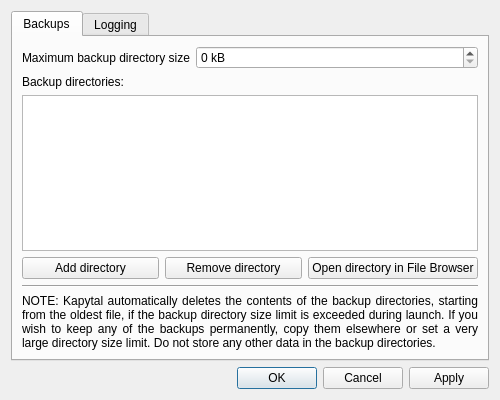
JakubFranek/Kapytal, file src/views/ui_files/forms/settings_form.ui: the form before one commit.
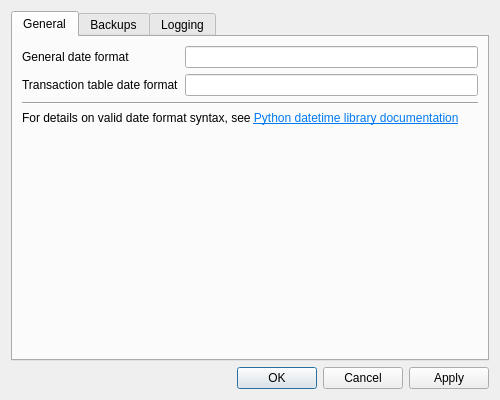
The form after the commit.

Commit message:
Add date format user settings
Add general_date_format and transaction_date_format to UserSettings.
Make default Transaction dialog time 0 hours and 0 minutes.
Refactor redundant code out of RefundTransactionDialogPresenter.

The edit to the form file:
```diff
--- a/src/views/ui_files/forms/settings_form.ui
+++ b/src/views/ui_files/forms/settings_form.ui
@@ -28,6 +28,70 @@
      <property name="currentIndex">
       <number>0</number>
      </property>
+     <widget class="QWidget" name="generalTab">
+      <attribute name="title">
+       <string>General</string>
+      </attribute>
+      <layout class="QVBoxLayout" name="verticalLayout_3">
+       <item>
+        <layout class="QFormLayout" name="formLayout">
+         <item row="0" column="0">
+          <widget class="QLabel" name="generalDateFormatLabel">
+           <property name="text">
+            <string>General date format</string>
+           </property>
+          </widget>
+         </item>
+         <item row="0" column="1">
+          <widget class="QLineEdit" name="generalDateFormatLineEdit"/>
+         </item>
+         <item row="1" column="0">
+          <widget class="QLabel" name="transactionTableDateFormatLabel">
+           <property name="text">
+            <string>Transaction table date format</string>
+           </property>
+          </widget>
+         </item>
+         <item row="1" column="1">
+          <widget class="QLineEdit" name="transactionTableDateFormatLineEdit"/>
+         </item>
+        </layout>
+       </item>
+       <item>
+        <widget class="Line" name="line">
+         <property name="orientation">
+          <enum>Qt::Horizontal</enum>
+         </property>
+        </widget>
+       </item>
+       <item>
+        <widget class="QLabel" name="label">
+         <property name="text">
+          <string>&lt;html&gt;&lt;head/&gt;&lt;body&gt;&lt;p&gt;For details on valid date format syntax, see &lt;a href=&quot;https://docs.python.org/3/library/datetime.html#strftime-and-strptime-format-codes&quot;&gt;&lt;span style=&quot; text-decoration: underline; color:#007af4;&quot;&gt;Python datetime library documentation&lt;/span&gt;&lt;/a&gt;&lt;/p&gt;&lt;/body&gt;&lt;/html&gt;</string>
+         </property>
+         <property name="wordWrap">
+          <bool>true</bool>
+         </property>
+         <property name="openExternalLinks">
+          <bool>true</bool>
+         </property>
+        </widget>
+       </item>
+       <item>
+        <spacer name="verticalSpacer">
+         <property name="orientation">
+          <enum>Qt::Vertical</enum>
+         </property>
+         <property name="sizeHint" stdset="0">
+          <size>
+           <width>20</width>
+           <height>40</height>
+          </size>
+         </property>
+        </spacer>
+       </item>
+      </layout>
+     </widget>
      <widget class="QWidget" name="backupsTab">
       <attribute name="title">
        <string>Backups</string>
```
The commit also changes 23 other files.
